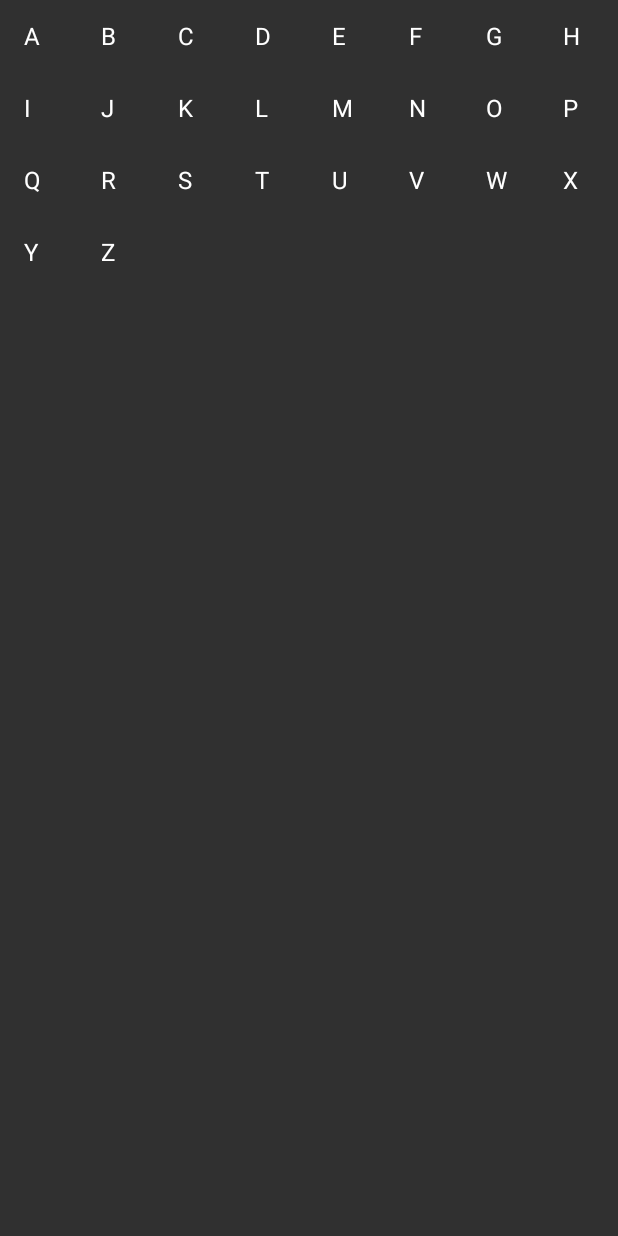
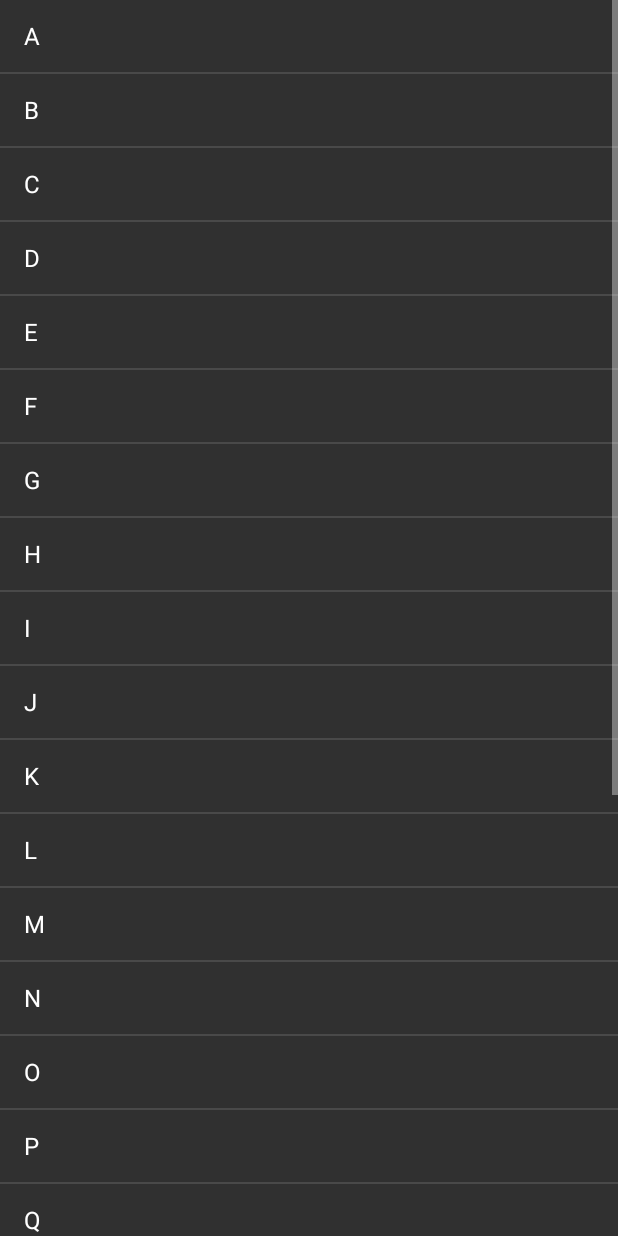
Before and after one commit to babeknaan/WakemeHUDgit, an Android app: the fragment Agenda shown on its own in the app's theme, on a phone screen of 412 x 824 dp. Run offline under Robolectric (Android 15) with nearby library versions, the phone set to English and light mode, and no system bars.

```diff
--- a/app/src/main/java/com/example/anthagonas/wakemehud/Agenda.java
+++ b/app/src/main/java/com/example/anthagonas/wakemehud/Agenda.java
@@ -4,11 +4,13 @@ import android.database.Cursor;
 import android.os.Bundle;
 import android.support.v4.app.Fragment;
 import android.view.LayoutInflater;
+import android.view.MotionEvent;
 import android.view.View;
 import android.view.ViewGroup;
 import android.widget.AdapterView;
 import android.widget.ArrayAdapter;
 import android.widget.GridView;
+import android.widget.ListView;
 import android.widget.TextView;
 import android.widget.Toast;
 
@@ -17,7 +19,7 @@ import android.widget.Toast;
  */
 
 public class Agenda extends Fragment {
-    GridView gridView;
+    ListView listView;
 
     static final String[] numbers = new String[] {
             "A", "B", "C", "D", "E",
@@ -29,14 +31,17 @@ public class Agenda extends Fragment {
     @Override
     public View onCreateView(LayoutInflater inflater, ViewGroup container, Bundle savedInstanceState) {
         View view = inflater.inflate(R.layout.fragment_agenda, container, false);
-        this.gridView = (GridView) view.findViewById(R.id.gridView1);
+        this.listView = (ListView) view.findViewById(R.id.evenements);
         ArrayAdapter<String> adapter = new ArrayAdapter<String>(this.getActivity(),android.R.layout.simple_list_item_1, numbers);
-        gridView.setAdapter(adapter);
-        gridView.setOnItemClickListener(new AdapterView.OnItemClickListener() {
-            public void onItemClick(AdapterView<?> parent, View v,
-                                    int position, long id) {
-                Toast.makeText(getActivity(),
-                        ((TextView) v).getText(), Toast.LENGTH_SHORT).show();
+        //TODO : Trouver pourquoi le swipe ne marche plus sur cette liste
+        listView.setAdapter(adapter);
+        listView.setOnTouchListener(new View.OnTouchListener()
+        {
+            @Override
+            public boolean onTouch(View v, MotionEvent event)
+            {
+                return ((MainActivity)getActivity()).onTouchEvent(event);
+
             }
         });
         return view;
--- a/app/src/main/res/layout/fragment_agenda.xml
+++ b/app/src/main/res/layout/fragment_agenda.xml
@@ -3,16 +3,8 @@
     android:layout_width="fill_parent"
     android:layout_height="fill_parent"
     xmlns:android="http://schemas.android.com/apk/res/android">
-
-    <GridView xmlns:android="http://schemas.android.com/apk/res/android"
-        android:id="@+id/gridView1"
-        android:numColumns="auto_fit"
-        android:gravity="center"
-        android:columnWidth="50dp"
-        android:stretchMode="columnWidth"
-        android:layout_width="fill_parent"
-        android:layout_height="fill_parent"
-        android:layout_alignParentStart="false"
-        android:layout_alignParentBottom="true">
-</GridView>
+    <ListView
+        android:id="@+id/evenements"
+        android:layout_width="match_parent"
+        android:layout_height="match_parent"/>
 </RelativeLayout>
```
Also changed, not shown: app/src/main/java/com/example/anthagonas/wakemehud/CalendarReader.java (deleted, +0 -196 lines), app/src/main/java/com/example/anthagonas/wakemehud/MainActivity.java (+1 -14 lines), app/src/main/java/com/example/anthagonas/wakemehud/RecuperateurAgenda.java (added, +68 -0 lines), app/src/main/java/com/example/anthagonas/wakemehud/Rss.java (+11 -1 lines), 2 other files.
